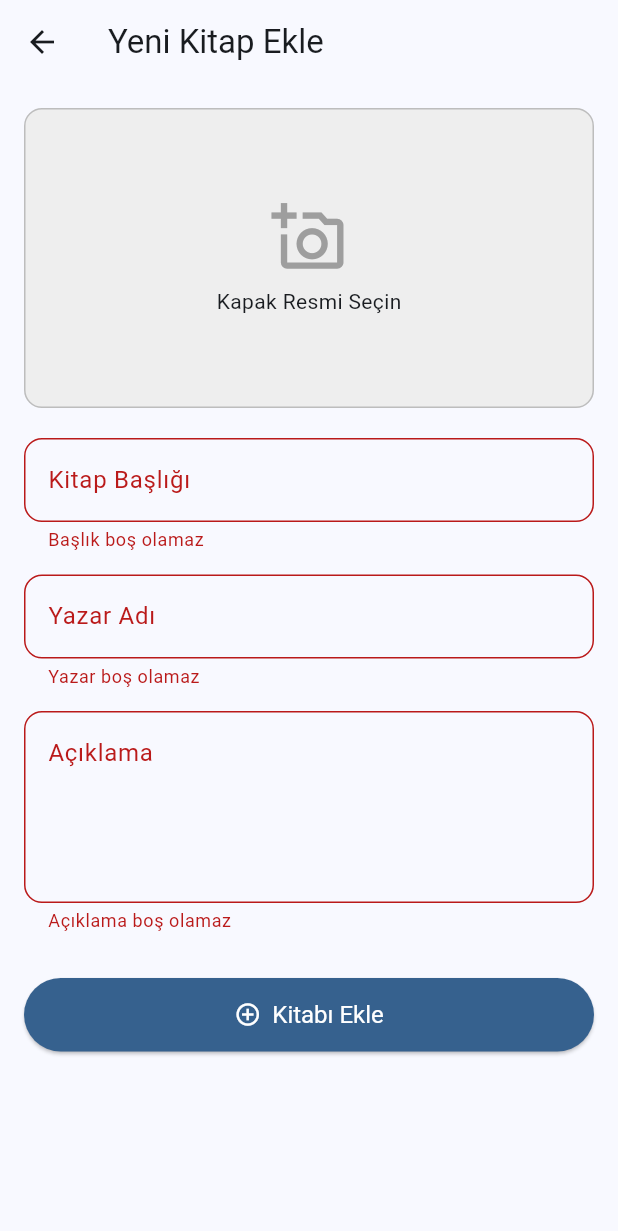
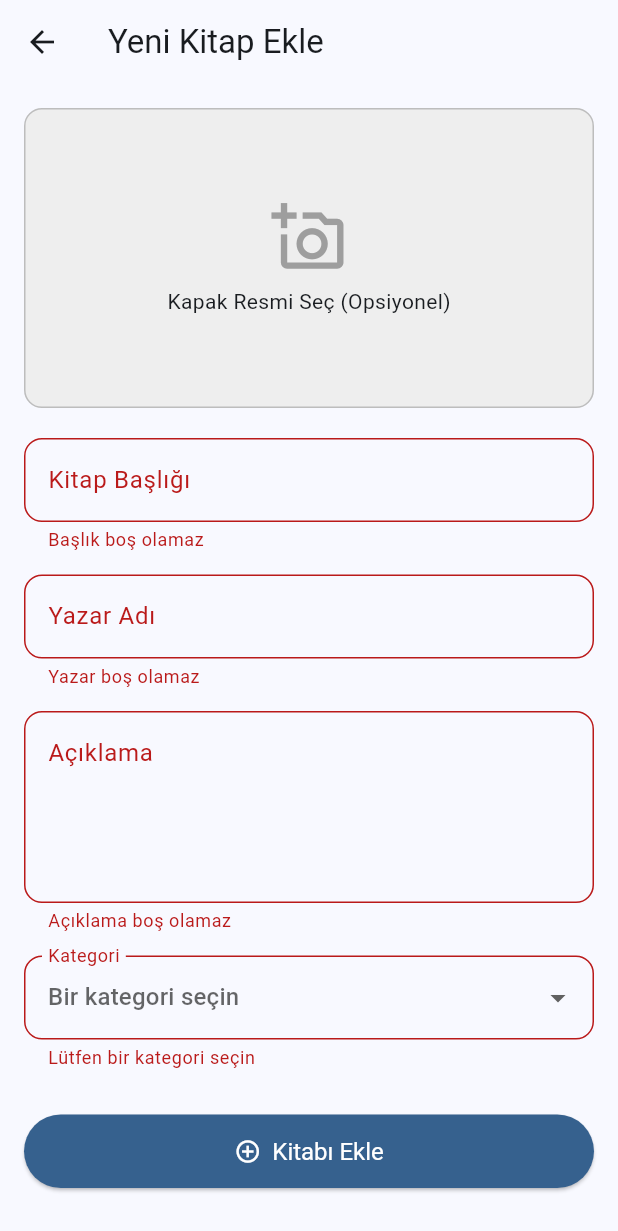
Before and after one commit to elifatass/kitap-takas-firebase, a Flutter app: the AddBookScreen screen opened directly, after a tap on "Kitabı Ekle", on a phone screen of 412 x 824 dp. Shown: the top 1231 px of the screen. Run offline on Flutter 3.47's test engine with Material 3 defaults, Android fonts, the phone set to English and light mode, and no system bars; our stand-ins replace cloud_firestore, firebase_auth, firebase_core, firebase_storage, image_picker; accounts and stored records are empty.

Commit message:
Takas  özelliği  eklendi / Hata düzeltildi / Güncellemeler yapıldı

```diff
--- a/lib/screens/add_book_screen.dart
+++ b/lib/screens/add_book_screen.dart
@@ -1,10 +1,7 @@
-import 'dart:io'; // File tipi için
+import 'dart:io';
 import 'package:flutter/material.dart';
-import 'package:image_picker/image_picker.dart'; // ImageSource için
-import 'package:kitap_takas_firebase/services/firestore_service.dart'; // Firestore servisi
-import 'package:kitap_takas_firebase/services/image_picker_service.dart'; // Image Picker servisi
-// TODO: Storage servisini import edeceğiz
-// import 'package:kitap_takas_firebase/services/storage_service.dart';
+import 'package:image_picker/image_picker.dart';
+import 'package:kitap_takas_firebase/services/firestore_service.dart';
 
 class AddBookScreen extends StatefulWidget {
   const AddBookScreen({Key? key}) : super(key: key);
@@ -19,16 +16,25 @@ class _AddBookScreenState extends State<AddBookScreen> {
   final _authorController = TextEditingController();
   final _descriptionController = TextEditingController();
 
-  // Servisleri başlatalım
-  final ImagePickerService _imagePickerService = ImagePickerService();
   final FirestoreService _firestoreService = FirestoreService();
-  // TODO: Storage servisini başlatalım
-  // final StorageService _storageService = StorageService();
 
-  // Seçilen resim dosyasını tutacak değişken
   File? _selectedImage;
-  // Yükleme durumu
   bool _isLoading = false;
+
+  // Kategoriler için bir liste ve seçilen kategoriyi tutacak değişken
+  final List<String> _categories = [
+    'Roman',
+    'Bilim Kurgu',
+    'Fantastik',
+    'Tarih',
+    'Biyografi',
+    'Çocuk Kitapları',
+    'Eğitim',
+    'Kişisel Gelişim',
+    'Şiir',
+    'Diğer',
+  ];
+  String? _selectedCategory; // Başlangıçta null
 
   @override
   void dispose() {
@@ -38,27 +44,22 @@ class _AddBookScreenState extends State<AddBookScreen> {
     super.dispose();
   }
 
-  // Resim seçme fonksiyonu
   Future<void> _pickImage(ImageSource source) async {
-    File? image = await _imagePickerService.pickImage(source: source);
-    if (image != null) {
+    final ImagePicker picker = ImagePicker();
+    final XFile? imageXFile = await picker.pickImage(source: source);
+
+    if (imageXFile != null) {
       setState(() {
-        _selectedImage = image; // Seçilen resmi state'e ata
+        _selectedImage = File(imageXFile.path);
       });
+    } else {
+      print("Resim seçilmedi (AddBookScreen)");
     }
   }
 
-  // Kitap ekleme fonksiyonu
   Future<void> _addBook() async {
+    // Formun geçerli olup olmadığını kontrol et (Kategori de dahil)
     if (!_formKey.currentState!.validate()) {
-      return; // Form geçerli değilse çık
-    }
-
-    if (_selectedImage == null) {
-      // Resim seçilmemişse uyarı ver (isteğe bağlı, resimsiz de eklenebilir)
-      ScaffoldMessenger.of(context).showSnackBar(
-        const SnackBar(content: Text('Lütfen bir kitap kapağı resmi seçin.')),
-      );
       return;
     }
 
@@ -67,31 +68,26 @@ class _AddBookScreenState extends State<AddBookScreen> {
     });
 
     try {
-      // 1. Resmi Firebase Storage'a yükle (Bu fonksiyonu ekleyeceğiz)
-      // String? imageUrl = await _storageService.uploadBookImage(_selectedImage!);
-      // if (imageUrl == null) {
-      //   throw Exception("Resim yüklenemedi.");
-      // }
-      // Şimdilik geçici URL kullanalım veya null bırakalım
-      String? imageUrl = null; // <<-- Şimdilik null
-      print("Resim yükleme adımı şimdilik atlandı.");
+      String? imageUrl = null; // Resim yükleme şimdilik atlanıyor
 
-      // 2. Kitap bilgilerini Firestore'a kaydet
       await _firestoreService.addBook(
         title: _titleController.text.trim(),
         author: _authorController.text.trim(),
         description: _descriptionController.text.trim(),
-        imageUrl: imageUrl, // Yüklenen resmin URL'si veya null
+        imageUrl: imageUrl,
+        category: _selectedCategory, // SEÇİLEN KATEGORİYİ GÖNDER
       );
 
       if (mounted) {
         ScaffoldMessenger.of(context).showSnackBar(
           const SnackBar(
-            content: Text('Kitap başarıyla eklendi!'),
+            content: Text(
+              'Kitap (kategorili, resimsiz) başarıyla eklendi!',
+            ), // Mesaj güncellendi
             backgroundColor: Colors.green,
           ),
         );
-        Navigator.pop(context); // Başarılı eklemeden sonra geri dön
+        Navigator.pop(context);
       }
     } catch (e) {
       print("Kitap ekleme hatası: $e");
@@ -123,26 +119,21 @@ class _AddBookScreenState extends State<AddBookScreen> {
           child: Column(
             crossAxisAlignment: CrossAxisAlignment.stretch,
             children: [
-              // Resim Seçme Alanı
+              // Resim Seçme Alanı (Aynı kaldı)
               GestureDetector(
                 onTap: () {
-                  // Resim seçme seçeneklerini göster (örn: bottom sheet)
                   showModalBottomSheet(
                     context: context,
                     builder:
                         (context) => SafeArea(
-                          // Alt çubukların arkasına geçmemesi için
                           child: Wrap(
-                            // Seçenekleri yan yana sığdırmak için
                             children: <Widget>[
                               ListTile(
                                 leading: const Icon(Icons.photo_library),
                                 title: const Text('Galeriden Seç'),
                                 onTap: () {
                                   _pickImage(ImageSource.gallery);
-                                  Navigator.of(
-                                    context,
-                                  ).pop(); // Bottom sheet'i kapat
+                                  Navigator.of(context).pop();
                                 },
                               ),
                               ListTile(
@@ -150,9 +141,7 @@ class _AddBookScreenState extends State<AddBookScreen> {
                                 title: const Text('Kamera ile Çek'),
                                 onTap: () {
                                   _pickImage(ImageSource.camera);
-                                  Navigator.of(
-                                    context,
-                                  ).pop(); // Bottom sheet'i kapat
+                                  Navigator.of(context).pop();
                                 },
                               ),
                             ],
@@ -170,17 +159,13 @@ class _AddBookScreenState extends State<AddBookScreen> {
                   child:
                       _selectedImage != null
                           ? ClipRRect(
-                            // Resmi yuvarlak köşeli göstermek için
                             borderRadius: BorderRadius.circular(12),
                             child: Image.file(
                               _selectedImage!,
-                              fit:
-                                  BoxFit
-                                      .cover, // Resmi kaplayacak şekilde sığdır
+                              fit: BoxFit.cover,
                             ),
                           )
                           : const Center(
-                            // Resim seçilmemişse
                             child: Column(
                               mainAxisAlignment: MainAxisAlignment.center,
                               children: [
@@ -190,7 +175,7 @@ class _AddBookScreenState extends State<AddBookScreen> {
                                   color: Colors.grey,
                                 ),
                                 SizedBox(height: 8),
-                                Text('Kapak Resmi Seçin'),
+                                Text('Kapak Resmi Seç (Opsiyonel)'),
                               ],
                             ),
                           ),
@@ -198,8 +183,8 @@ class _AddBookScreenState extends State<AddBookScreen> {
               ),
               const SizedBox(height: 20),
 
-              // Kitap Başlığı
               TextFormField(
+                // Başlık (Aynı kaldı)
                 controller: _titleController,
                 decoration: InputDecoration(
                   labelText: 'Kitap Başlığı',
@@ -215,8 +200,8 @@ class _AddBookScreenState extends State<AddBookScreen> {
               ),
               const SizedBox(height: 15),
 
-              // Yazar Adı
               TextFormField(
+                // Yazar (Aynı kaldı)
                 controller: _authorController,
                 decoration: InputDecoration(
                   labelText: 'Yazar Adı',
@@ -232,33 +217,63 @@ class _AddBookScreenState extends State<AddBookScreen> {
               ),
               const SizedBox(height: 15),
 
-              // Açıklama
               TextFormField(
+                // Açıklama (Aynı kaldı)
                 controller: _descriptionController,
                 decoration: InputDecoration(
                   labelText: 'Açıklama',
                   border: OutlineInputBorder(
                     borderRadius: BorderRadius.circular(12),
                   ),
-                  alignLabelWithHint:
-                      true, // Çok satırlı için label'ı üste hizala
+                  alignLabelWithHint: true,
                 ),
-                maxLines: 4, // Daha fazla satır
+                maxLines: 4,
                 validator:
                     (value) =>
                         value == null || value.isEmpty
                             ? 'Açıklama boş olamaz'
                             : null,
               ),
-              const SizedBox(height: 30),
+              const SizedBox(height: 15), // Açıklama ve Kategori arası boşluk
+              // KATEGORİ SEÇİMİ DROPDOWN (YENİ EKLENDİ)
+              DropdownButtonFormField<String>(
+                decoration: InputDecoration(
+                  labelText: 'Kategori',
+                  border: OutlineInputBorder(
+                    borderRadius: BorderRadius.circular(12),
+                  ),
+                ),
+                value: _selectedCategory,
+                hint: const Text('Bir kategori seçin'),
+                isExpanded: true,
+                items:
+                    _categories.map((String category) {
+                      return DropdownMenuItem<String>(
+                        value: category,
+                        child: Text(category),
+                      );
+                    }).toList(),
+                onChanged: (String? newValue) {
+                  setState(() {
+                    _selectedCategory = newValue;
+                  });
+                },
+                validator:
+                    (value) =>
+                        value == null
+                            ? 'Lütfen bir kategori seçin'
+                            : null, // Zorunlu alan
+              ),
 
-              // Kitabı Ekle Butonu
+              // KATEGORİ SEÇİMİ DROPDOWN SONU
+              const SizedBox(height: 30), // Kategori ve Buton arası boşluk
+
               ElevatedButton.icon(
+                // Kitabı Ekle Butonu (Aynı kaldı)
                 onPressed: _isLoading ? null : _addBook,
                 icon:
                     _isLoading
                         ? Container(
-                          // Dönen ikon için boyut belirle
                           width: 24,
                           height: 24,
                           padding: const EdgeInsets.all(2.0),
--- a/lib/services/firestore_service.dart
+++ b/lib/services/firestore_service.dart
@@ -13,21 +13,22 @@ class FirestoreService {
   final CollectionReference _booksCollection = FirebaseFirestore.instance
       .collection('books');
 
-  // Yeni Kitap Ekleme
+  // Yeni Kitap Ekleme (GÜNCELLENDİ)
   Future<void> addBook({
     required String title,
     required String author,
     required String description,
     String? imageUrl, // Opsiyonel resim URL'si
-    // TODO: Diğer kitap alanları eklenebilir (ISBN, durum, kategori vb.)
+    String? category, // YENİ PARAMETRE: Kitabın kategorisi (opsiyonel)
   }) async {
     try {
       // Giriş yapmış kullanıcının UID'sini al
       String? userId = _auth.currentUser?.uid;
       if (userId == null) {
         print("Hata: Kitap eklemek için kullanıcı girişi gerekli.");
-        // İdeal olarak burada bir hata fırlatılabilir veya null döndürülebilir
-        return;
+        throw Exception(
+          "Kullanıcı girişi yapılmamış.",
+        ); // Hata fırlatmak daha iyi
       }
 
       // Yeni kitap dokümanı oluştur
@@ -39,9 +40,10 @@ class FirestoreService {
         'ownerId': userId, // Kitabı ekleyen kullanıcının ID'si
         'createdAt': Timestamp.now(), // Eklenme zamanı
         'isAvailable': true, // Başlangıçta takasa uygun
-        // TODO: Diğer alanlar...
+        'category':
+            category, // YENİ ALAN: Kategori Firestore'a yazılıyor (null olabilir)
       });
-      print("Kitap başarıyla Firestore'a eklendi.");
+      print("Kitap (kategori ile) başarıyla Firestore'a eklendi.");
     } catch (e) {
       print("Firestore'a kitap ekleme hatası: $e");
       // Hata yönetimi UI tarafında yapılabilir veya burada Exception fırlatılabilir
@@ -50,14 +52,11 @@ class FirestoreService {
   }
 
   // Tüm Kitapları Getirme (Stream olarak - anlık güncellemeler için)
-  // Şimdilik sadece takasa uygun olanları getirelim
   Stream<QuerySnapshot> getAvailableBooksStream() {
-    // 'books' koleksiyonundaki 'isAvailable' alanı true olanları getir,
-    // eklenme zamanına göre en yeniden eskiye doğru sırala.
     return _booksCollection
         .where('isAvailable', isEqualTo: true)
         .orderBy('createdAt', descending: true)
-        .snapshots(); // snapshots() metodu bir Stream döndürür
+        .snapshots();
   }
 
   // Belirli Bir Kitabı Getirme (Future olarak - tek seferlik okuma)
@@ -70,20 +69,14 @@ class FirestoreService {
       return doc;
     } catch (e) {
       print("Kitap getirme hatası: $e");
-      rethrow; // Hatayı tekrar fırlat ki çağıran yer haberdar olsun
+      rethrow;
     }
   }
 
-  // TODO: Kitap Güncelleme (updateBook) fonksiyonu eklenebilir
-  // TODO: Kitap Silme (deleteBook) fonksiyonu eklenebilir
-  // TODO: Kullanıcının Kendi Kitaplarını Getirme fonksiyonu eklenebilir
-
   // --- Kullanıcı Profili İşlemleri ---
-  // Kullanıcılar koleksiyonuna referans
   final CollectionReference _usersCollection = FirebaseFirestore.instance
       .collection('users');
 
-  // Kullanıcı profil verisini getirme
   Future<DocumentSnapshot?> getUserProfile(String uid) async {
     try {
       DocumentSnapshot doc = await _usersCollection.doc(uid).get();
@@ -94,7 +87,6 @@ class FirestoreService {
     }
   }
 
-  // Kullanıcı profilini güncelleme
   Future<void> updateUserProfile(String uid, Map<String, dynamic> data) async {
     try {
       await _usersCollection.doc(uid).update(data);
@@ -104,6 +96,4 @@ class FirestoreService {
       throw Exception("Profil güncellenirken bir hata oluştu: $e");
     }
   }
-
-  // Not: Yeni kullanıcı kaydında profil oluşturma işlemi AuthService içinde yapılmıştı.
 }
```
Also changed, not shown: lib/models/book_model.dart (+17 -23 lines), lib/screens/book_detail_screen.dart (added, +303 -0 lines), lib/screens/home_screen.dart (+29 -35 lines), lib/widgets/book_card.dart (+65 -29 lines).
